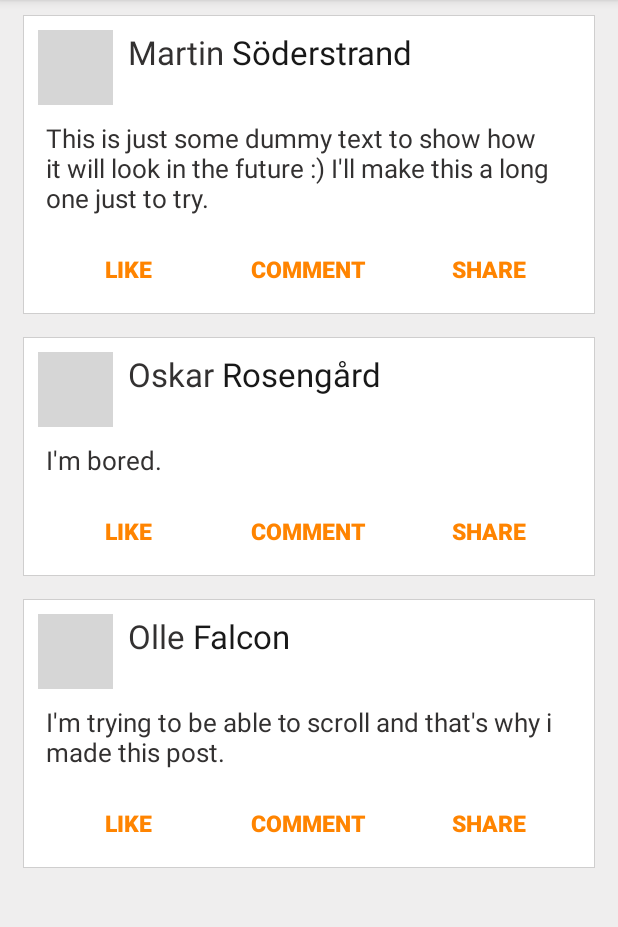
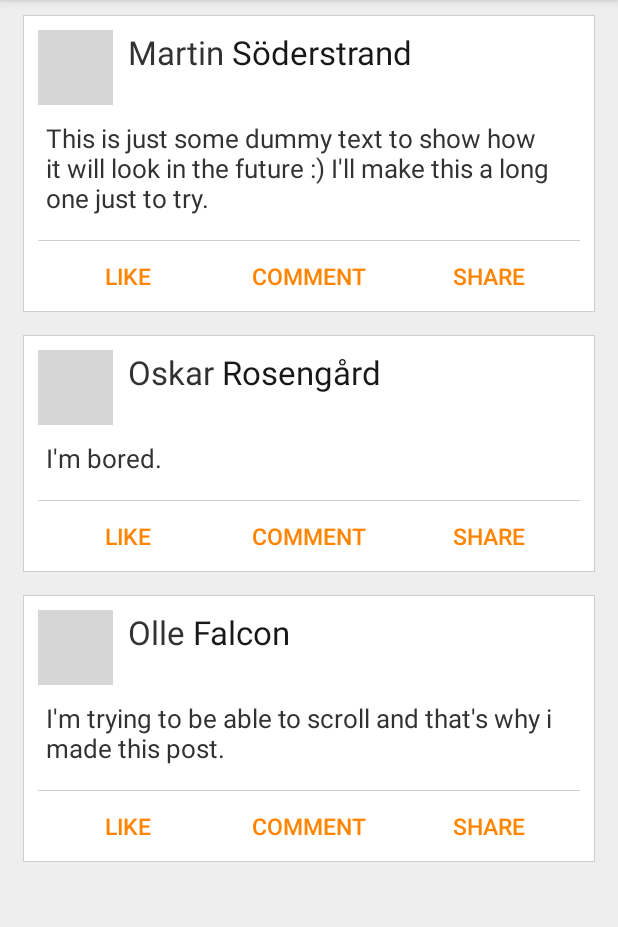
Before and after one commit to Martinsodis96/Mellow, an Android app: the fragment FlowFragment shown on its own in the app's theme, on a phone screen of 412 x 824 dp, the part 84-1011 px from its top. Run offline under Robolectric (Android 15) with nearby library versions, the phone set to English and light mode, and no system bars; grey boxes are pictures that could not be loaded.

Commit message:
New design for the chat and flow view again..

```diff
--- /dev/null
+++ b/android/Mellow/app/src/main/res/drawable/top_shadow.xml
@@ -0,0 +1,15 @@
+<?xml version="1.0" encoding="utf-8"?>
+<layer-list xmlns:android="http://schemas.android.com/apk/res/android">
+    <item >
+        <shape
+            android:shape="rectangle">
+            <solid android:color="#cfcece" />
+        </shape>
+    </item>
+    <item android:bottom="1dp">
+        <shape
+            android:shape="rectangle">
+            <solid android:color="@android:color/white"/>
+        </shape>
+    </item>
+</layer-list>
--- a/android/Mellow/app/src/main/res/layout/activity_flow_adapter.xml
+++ b/android/Mellow/app/src/main/res/layout/activity_flow_adapter.xml
@@ -55,7 +55,7 @@
         android:layout_height="wrap_content"
         android:text="This is just a temp text to show how it will look in the future!"
         android:id="@+id/content_text"
-        android:layout_marginBottom="5dp"
+        android:layout_marginBottom="15dp"
         android:layout_marginLeft="15dp"
         android:layout_marginRight="25dp"
         android:textColor="#333131"
@@ -64,47 +64,53 @@
     <LinearLayout
         android:orientation="horizontal"
         android:layout_width="match_parent"
+        android:layout_height="1dp"
+        android:background="@drawable/top_shadow"
+        android:layout_marginRight="10dp"
+        android:layout_marginLeft="10dp"></LinearLayout>
+
+    <LinearLayout
+        android:orientation="horizontal"
+        android:layout_width="match_parent"
         android:layout_height="wrap_content"
         android:layout_gravity="center_horizontal"
-        android:layout_marginLeft="5dp"
-        android:layout_marginRight="5dp"
+        android:layout_marginLeft="10dp"
+        android:layout_marginRight="10dp"
         android:id="@+id/button_container"
-        android:layout_marginBottom="5dp"
-        android:layout_margin="10dp">
+        android:baselineAligned="false"
+        android:layout_marginTop="3dp"
+        android:layout_marginBottom="4dp">
 
         <Button
             android:layout_width="wrap_content"
             android:layout_height="40dp"
             android:text="@string/like_string"
             android:id="@+id/like_button"
-            android:background="#ffffff"
             android:layout_weight="1"
             android:textColor="#ff8400"
             android:textSize="15dp"
-            android:textStyle="bold"
-            android:textAlignment="gravity" />
+            android:textAlignment="gravity"
+            android:background="#ffffff" />
 
         <Button
             android:layout_width="wrap_content"
             android:layout_height="40dp"
             android:text="@string/comment_string"
             android:id="@+id/comment_button"
-            android:background="#ffffff"
             android:layout_weight="1"
             android:textColor="#ff8400"
             android:textSize="15dp"
-            android:textStyle="bold" />
+            android:background="#ffffff" />
 
         <Button
             android:layout_width="wrap_content"
             android:layout_height="40dp"
             android:text="@string/share_string"
             android:id="@+id/share_button"
-            android:background="#ffffff"
             android:layout_weight="1"
             android:textColor="#ff8400"
             android:textSize="15dp"
-            android:textStyle="bold" />
+            android:background="#ffffff" />
     </LinearLayout>
 
 </LinearLayout>
--- a/android/Mellow/app/src/main/res/layout/fragment_chat.xml
+++ b/android/Mellow/app/src/main/res/layout/fragment_chat.xml
@@ -14,14 +14,11 @@
         android:id="@+id/contact_list"
         android:layout_gravity="center_horizontal"
         android:smoothScrollbar="false"
-        android:paddingTop="10dp"
         android:paddingBottom="10dp"
         android:scrollbars="none"
         android:background="#efeeee"
         android:divider="#efeeee"
         android:footerDividersEnabled="false"
         android:headerDividersEnabled="false"
-        android:dividerHeight="-2dp"
-        android:paddingLeft="7dp"
-        android:paddingRight="7dp" />
+        android:dividerHeight="-2dp" />
 </LinearLayout>
```
Also changed, not shown: android/Mellow/app/src/main/res/drawable/side_shadow.xml (added, +15 -0 lines).
